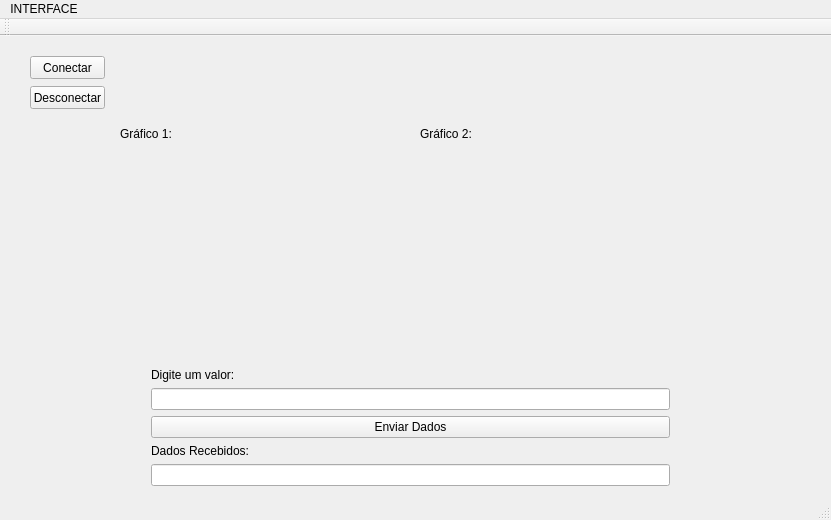
Old version of the form mainwindow.ui in the repository EngineeringLibrary/BibliotecaMatematica.
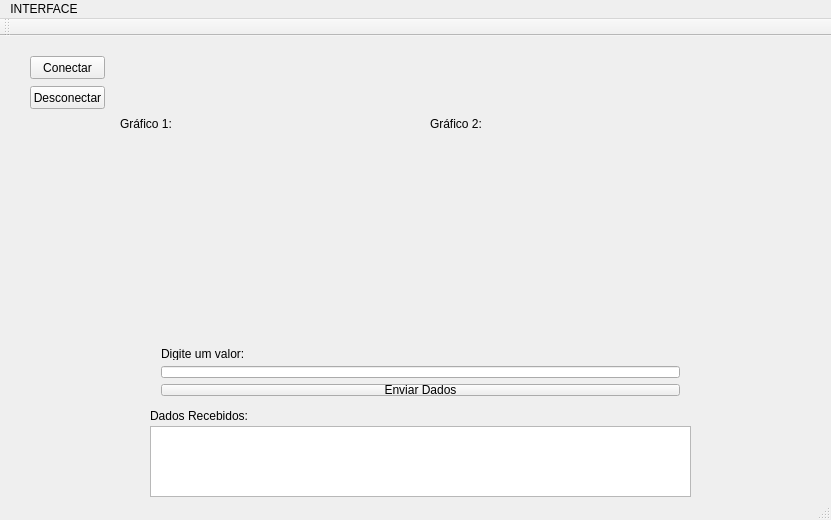
New version of the form.

```diff
--- a/mainwindow.ui
+++ b/mainwindow.ui
@@ -18,7 +18,7 @@
     <property name="geometry">
      <rect>
       <x>120</x>
-      <y>90</y>
+      <y>80</y>
       <width>61</width>
       <height>16</height>
      </rect>
@@ -30,8 +30,8 @@
    <widget class="QLabel" name="label_6">
     <property name="geometry">
      <rect>
-      <x>420</x>
-      <y>90</y>
+      <x>430</x>
+      <y>80</y>
       <width>61</width>
       <height>16</height>
      </rect>
@@ -43,10 +43,10 @@
    <widget class="QWidget" name="layoutWidget">
     <property name="geometry">
      <rect>
-      <x>140</x>
-      <y>320</y>
+      <x>150</x>
+      <y>300</y>
       <width>541</width>
-      <height>141</height>
+      <height>71</height>
      </rect>
     </property>
     <layout class="QVBoxLayout" name="verticalLayout">
@@ -67,16 +67,6 @@
        </property>
       </widget>
      </item>
-     <item>
-      <widget class="QLabel" name="label_4">
-       <property name="text">
-        <string>Dados Recebidos:</string>
-       </property>
-      </widget>
-     </item>
-     <item>
-      <widget class="QLineEdit" name="lineDadosRecebidos"/>
-     </item>
     </layout>
    </widget>
    <widget class="QPushButton" name="botaoDesconectar">
@@ -144,8 +134,8 @@
    <widget class="QWidget" name="widget" native="true">
     <property name="geometry">
      <rect>
-      <x>109</x>
-      <y>109</y>
+      <x>110</x>
+      <y>100</y>
       <width>621</width>
       <height>201</height>
      </rect>
@@ -171,6 +161,29 @@
      </property>
     </widget>
    </widget>
+   <widget class="QLabel" name="label_4">
+    <property name="geometry">
+     <rect>
+      <x>150</x>
+      <y>360</y>
+      <width>539</width>
+      <height>39</height>
+     </rect>
+    </property>
+    <property name="text">
+     <string>Dados Recebidos:</string>
+    </property>
+   </widget>
+   <widget class="QTextEdit" name="textdadosRecebidos">
+    <property name="geometry">
+     <rect>
+      <x>150</x>
+      <y>390</y>
+      <width>541</width>
+      <height>71</height>
+     </rect>
+    </property>
+   </widget>
    <zorder>layoutWidget</zorder>
    <zorder>botaoDesconectar</zorder>
    <zorder>layoutWidget</zorder>
```
Left out of the diff: 2 changed lines with no effect on the pictures.
